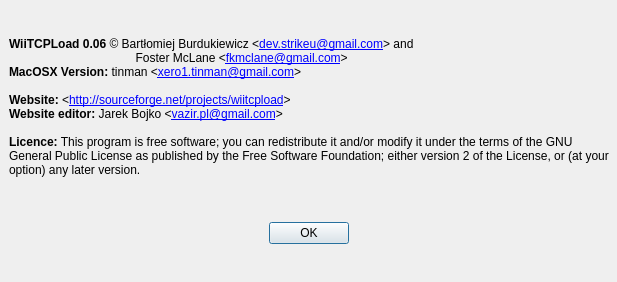
Qt form ui/about.ui (lilyinstarlight/WiiTCPLoad) before a commit.
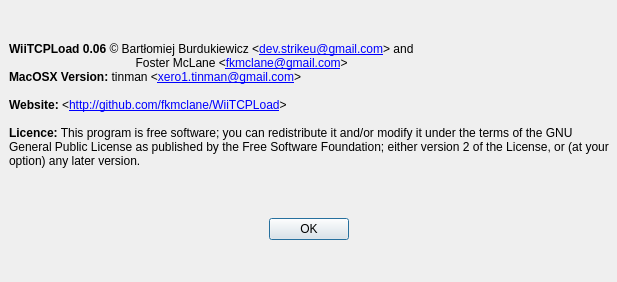
The same form after that commit. Icons and pictures are not drawn.

Commit message: Changed website in About page

Patch:
```diff
--- a/ui/about.ui
+++ b/ui/about.ui
@@ -49,7 +49,7 @@
    <item row="0" column="1">
     <layout class="QGridLayout" name="gridLayout_3">
      <property name="verticalSpacing">
-      <number>-1</number>
+      <number>6</number>
      </property>
      <item row="0" column="1">
       <widget class="QLabel" name="text">
@@ -62,8 +62,7 @@
 &lt;p style=&quot; margin-top:0px; margin-bottom:0px; margin-left:0px; margin-right:0px; -qt-block-indent:0; text-indent:0px;&quot;&gt;&lt;span style=&quot; font-family:'Sans Serif';&quot;&gt;	              Foster McLane &amp;lt;&lt;/span&gt;&lt;a href=&quot;mailto:fkmclane@gmail.com&quot;&gt;&lt;span style=&quot; font-family:'Sans Serif'; text-decoration: underline; color:#0000ff;&quot;&gt;fkmclane@gmail.com&lt;/span&gt;&lt;/a&gt;&lt;span style=&quot; font-family:'Sans Serif';&quot;&gt;&amp;gt;&lt;/span&gt;&lt;/p&gt;
 &lt;p style=&quot; margin-top:0px; margin-bottom:0px; margin-left:0px; margin-right:0px; -qt-block-indent:0; text-indent:0px;&quot;&gt;&lt;span style=&quot; font-family:'Sans Serif'; font-weight:600;&quot;&gt;MacOSX Version:&lt;/span&gt;&lt;span style=&quot; font-family:'Sans Serif';&quot;&gt; tinman &amp;lt;&lt;/span&gt;&lt;a href=&quot;mailto:xero1.tinman@gmail.com&quot;&gt;&lt;span style=&quot; font-family:'Sans Serif'; text-decoration: underline; color:#0000ff;&quot;&gt;xero1.tinman@gmail.com&lt;/span&gt;&lt;/a&gt;&lt;span style=&quot; font-family:'Sans Serif';&quot;&gt;&amp;gt;&lt;/span&gt;&lt;/p&gt;
 &lt;p style=&quot;-qt-paragraph-type:empty; margin-top:0px; margin-bottom:0px; margin-left:0px; margin-right:0px; -qt-block-indent:0; text-indent:0px; font-family:'Sans Serif';&quot;&gt;&lt;br /&gt;&lt;/p&gt;
-&lt;p style=&quot; margin-top:0px; margin-bottom:0px; margin-left:0px; margin-right:0px; -qt-block-indent:0; text-indent:0px;&quot;&gt;&lt;span style=&quot; font-family:'Sans Serif'; font-weight:600;&quot;&gt;Website:&lt;/span&gt;&lt;span style=&quot; font-family:'Sans Serif';&quot;&gt; &amp;lt;&lt;/span&gt;&lt;a href=&quot;http://sourceforge.net/projects/wiitcpload&quot;&gt;&lt;span style=&quot; font-family:'Sans Serif'; text-decoration: underline; color:#0000ff;&quot;&gt;http://sourceforge.net/projects/wiitcpload&lt;/span&gt;&lt;/a&gt;&lt;span style=&quot; font-family:'Sans Serif';&quot;&gt;&amp;gt;&lt;/span&gt;&lt;/p&gt;
-&lt;p style=&quot; margin-top:0px; margin-bottom:0px; margin-left:0px; margin-right:0px; -qt-block-indent:0; text-indent:0px;&quot;&gt;&lt;span style=&quot; font-family:'Sans Serif'; font-weight:600;&quot;&gt;Website editor:&lt;/span&gt;&lt;span style=&quot; font-family:'Sans Serif';&quot;&gt; Jarek Bojko &amp;lt;&lt;/span&gt;&lt;a href=&quot;mailto:vazir.pl@gmail.com&quot;&gt;&lt;span style=&quot; font-family:'Sans Serif'; text-decoration: underline; color:#0000ff;&quot;&gt;vazir.pl@gmail.com&lt;/span&gt;&lt;/a&gt;&lt;span style=&quot; font-family:'Sans Serif';&quot;&gt;&amp;gt;&lt;/span&gt;&lt;/p&gt;
+&lt;p style=&quot; margin-top:0px; margin-bottom:0px; margin-left:0px; margin-right:0px; -qt-block-indent:0; text-indent:0px;&quot;&gt;&lt;span style=&quot; font-family:'Sans Serif'; font-weight:600;&quot;&gt;Website:&lt;/span&gt;&lt;span style=&quot; font-family:'Sans Serif';&quot;&gt; &amp;lt;&lt;/span&gt;&lt;a href=&quot;http://github.com/fkmclane/WiiTCPLoad&quot;&gt;&lt;span style=&quot; font-family:'Sans Serif'; text-decoration: underline; color:#0000ff;&quot;&gt;http://github.com/fkmclane/WiiTCPLoad&lt;/span&gt;&lt;/a&gt;&lt;span style=&quot; font-family:'Sans Serif';&quot;&gt;&amp;gt;&lt;/span&gt;&lt;/p&gt;
 &lt;p style=&quot;-qt-paragraph-type:empty; margin-top:0px; margin-bottom:0px; margin-left:0px; margin-right:0px; -qt-block-indent:0; text-indent:0px; font-family:'Sans Serif';&quot;&gt;&lt;br /&gt;&lt;/p&gt;
 &lt;p style=&quot; margin-top:0px; margin-bottom:0px; margin-left:0px; margin-right:0px; -qt-block-indent:0; text-indent:0px;&quot;&gt;&lt;span style=&quot; font-family:'Sans Serif'; font-weight:600;&quot;&gt;Licence:&lt;/span&gt;&lt;span style=&quot; font-family:'Sans Serif';&quot;&gt; This program is free software; you can redistribute it and/or modify it under the terms of the GNU General Public License as published by the Free Software Foundation; either version 2 of the License, or (at your option) any later version.&lt;/span&gt;&lt;/p&gt;&lt;/body&gt;&lt;/html&gt;</string>
        </property>
```
The commit also changes 1 other file.
